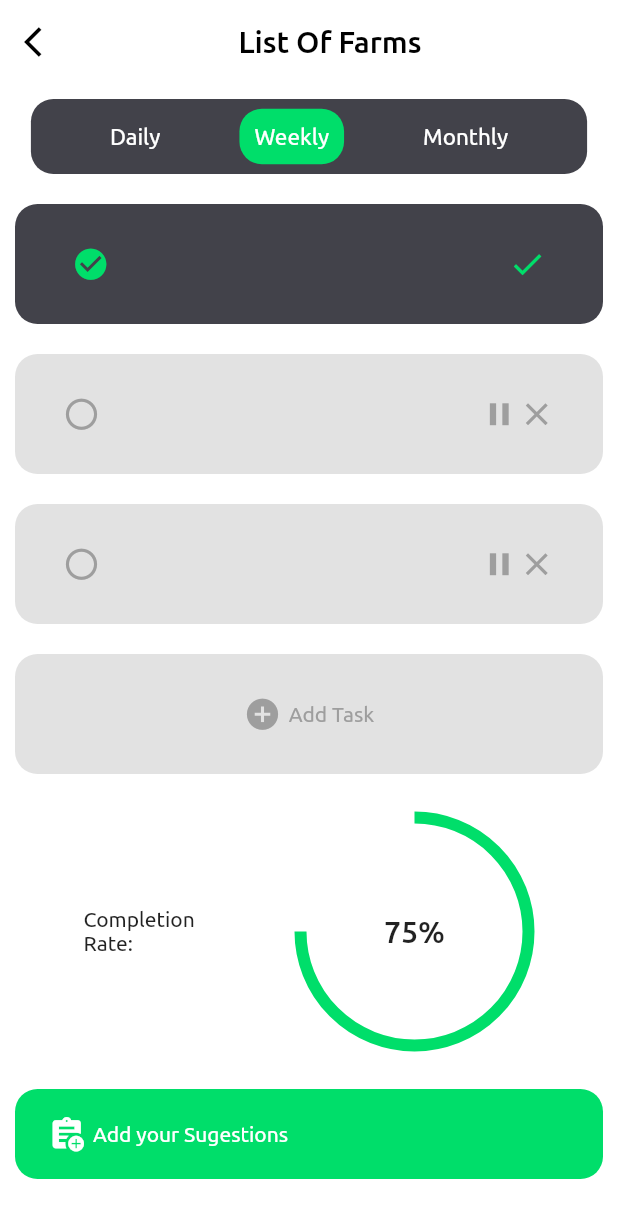
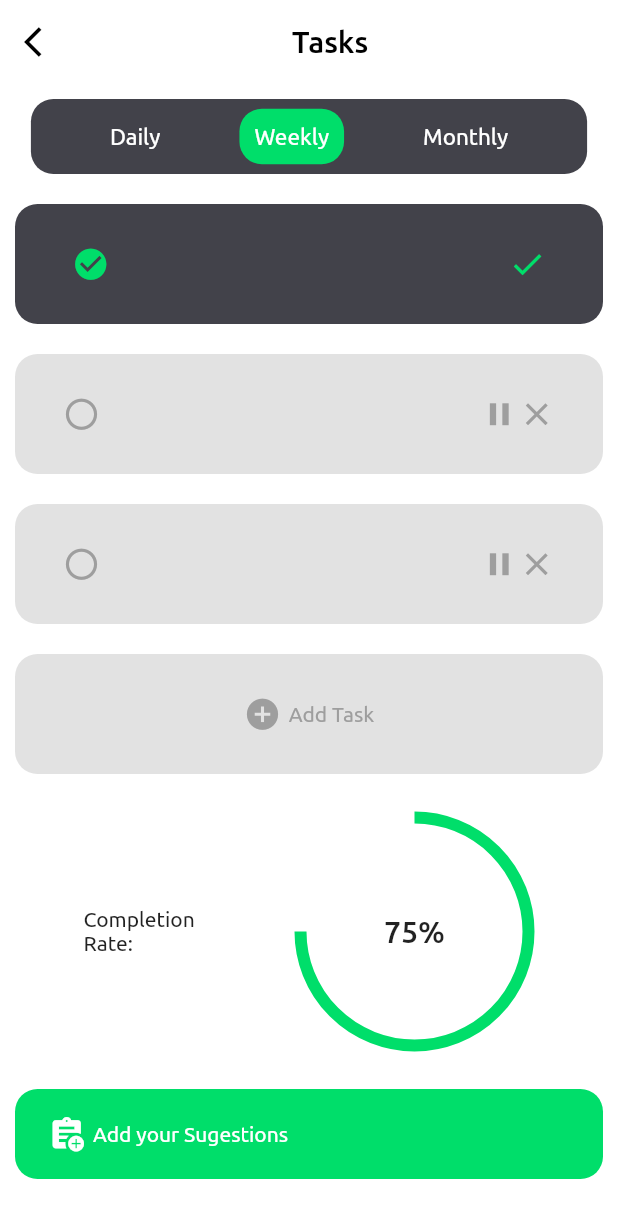
Before and after one commit to HudaOmer/Coepsense_VujaDE, a Flutter app: the TasksPage screen opened directly, on a phone screen of 412 x 824 dp. Shown: the top 1218 px of the screen. Run offline on Flutter 3.47's test engine with Material 2 defaults, Android fonts, the phone set to English and light mode, and no system bars; drawn by our look-alikes of percent_indicator; our stand-ins replace fl_chart, flutter_riverpod, shared_preferences; accounts and stored records are empty; project files that could hold a hidden picture were left out.

Commit message:
Frontend Completed

```diff
--- a/lib/pages/farm/crop_price_page.dart
+++ b/lib/pages/farm/crop_price_page.dart
@@ -1,3 +1,4 @@
+import 'package:corpsense_vujade/components/home_page_components/search_bar.dart';
 import 'package:flutter/material.dart';
 import '../../components/crop_item.dart';
 import '../../models/crop.dart';
@@ -28,6 +29,8 @@ class CropPricePage extends StatelessWidget {
             crossAxisAlignment: CrossAxisAlignment.center,
             children: [
               SizedBox(height: MediaQuery.of(context).size.height * 0.05),
+              const SearchBar(),
+              const SizedBox(height: 30),
               const CropItem(
                 crop: Crop(
                     date: 'Sun, Jul 28',
--- a/lib/pages/home_pages_navigation/tasks.dart
+++ b/lib/pages/home_pages_navigation/tasks.dart
@@ -2,7 +2,7 @@ import 'package:flutter/material.dart';
 import '../../components/task_item.dart';
 import '../../components/time_range_item.dart';
 
-String title = 'List Of Farms      ';
+String title = 'Tasks      ';
 
 class TasksPage extends StatelessWidget {
   const TasksPage({super.key});
@@ -16,7 +16,11 @@ class TasksPage extends StatelessWidget {
               child: Text(title, style: const TextStyle(color: Colors.black))),
           elevation: 0,
           backgroundColor: Colors.white,
-          leading: const Icon(Icons.arrow_back_ios, color: Colors.black)),
+          leading: InkWell(
+              onTap: () {
+                Navigator.pop(context);
+              },
+              child: const Icon(Icons.arrow_back_ios, color: Colors.black))),
       body: SingleChildScrollView(
           child: Column(
               mainAxisAlignment: MainAxisAlignment.center,
```
